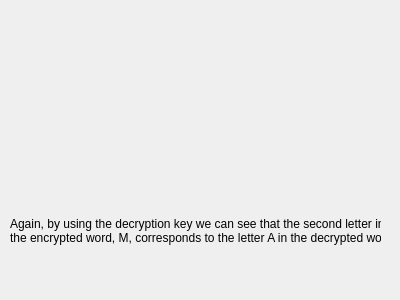
This is MarketSimulation/instructionscreen6.ui in dwattttt/marketsim as Qt 5 draws it before an edit. The edited form follows.
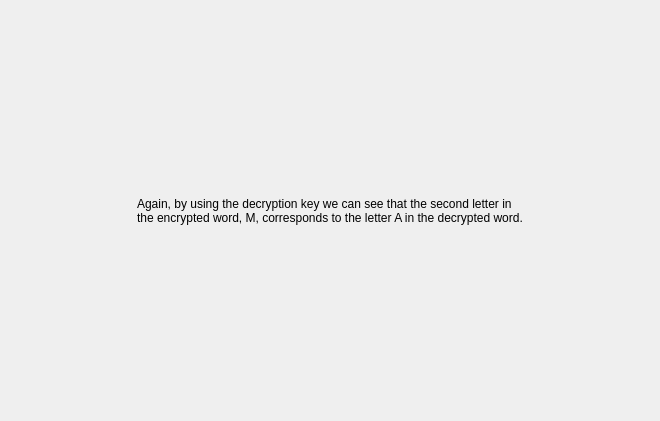
This is the edited form.

Commit message: Updated the layouts on the ui screens. Should be a bit nicer.

The edit to the form file:
```diff
--- a/MarketSimulation/instructionscreen6.ui
+++ b/MarketSimulation/instructionscreen6.ui
@@ -6,27 +6,79 @@
    <rect>
     <x>0</x>
     <y>0</y>
-    <width>400</width>
-    <height>300</height>
+    <width>660</width>
+    <height>421</height>
    </rect>
   </property>
   <property name="windowTitle">
    <string>Form</string>
   </property>
-  <widget class="QLabel" name="label">
-   <property name="geometry">
-    <rect>
-     <x>10</x>
-     <y>180</y>
-     <width>371</width>
-     <height>101</height>
-    </rect>
-   </property>
-   <property name="text">
-    <string>Again, by using the decryption key we can see that the second letter in
+  <layout class="QHBoxLayout" name="horizontalLayout">
+   <item>
+    <spacer name="horizontalSpacer">
+     <property name="orientation">
+      <enum>Qt::Horizontal</enum>
+     </property>
+     <property name="sizeHint" stdset="0">
+      <size>
+       <width>79</width>
+       <height>20</height>
+      </size>
+     </property>
+    </spacer>
+   </item>
+   <item>
+    <layout class="QVBoxLayout" name="verticalLayout">
+     <item>
+      <spacer name="verticalSpacer">
+       <property name="orientation">
+        <enum>Qt::Vertical</enum>
+       </property>
+       <property name="sizeHint" stdset="0">
+        <size>
+         <width>20</width>
+         <height>40</height>
+        </size>
+       </property>
+      </spacer>
+     </item>
+     <item>
+      <widget class="QLabel" name="label">
+       <property name="text">
+        <string>Again, by using the decryption key we can see that the second letter in
 the encrypted word, M, corresponds to the letter A in the decrypted word.</string>
-   </property>
-  </widget>
+       </property>
+      </widget>
+     </item>
+     <item>
+      <spacer name="verticalSpacer_2">
+       <property name="orientation">
+        <enum>Qt::Vertical</enum>
+       </property>
+       <property name="sizeHint" stdset="0">
+        <size>
+         <width>20</width>
+         <height>40</height>
+        </size>
+       </property>
+      </spacer>
+     </item>
+    </layout>
+   </item>
+   <item>
+    <spacer name="horizontalSpacer_2">
+     <property name="orientation">
+      <enum>Qt::Horizontal</enum>
+     </property>
+     <property name="sizeHint" stdset="0">
+      <size>
+       <width>79</width>
+       <height>20</height>
+      </size>
+     </property>
+    </spacer>
+   </item>
+  </layout>
  </widget>
  <resources/>
  <connections/>
```
The commit also changes 14 other files.
